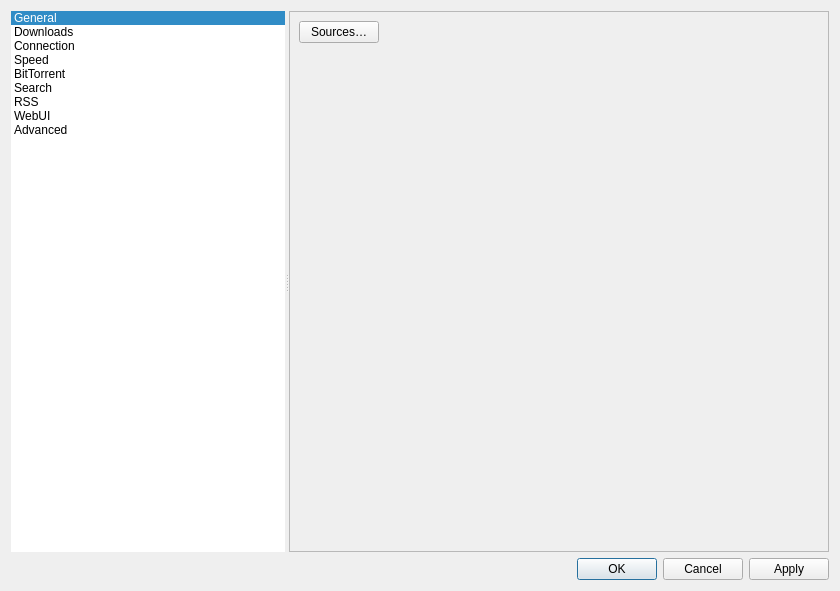
Above: src/gui/optionsdialog.ui from qbutt-org/qbutt before the change. Below: the same form after it.
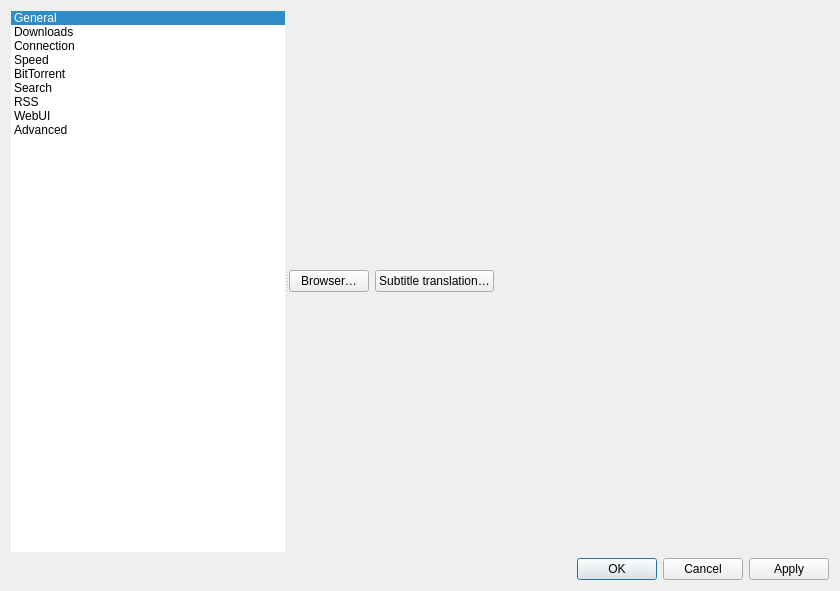
That is the form after the change. The open tabs and pages were chosen to show the change. Icons and pictures are not drawn. Custom widgets are drawn as their Qt base class.

Commit message: Share native source controls between search and options

What changed in the file:
```diff
--- a/src/gui/optionsdialog.ui
+++ b/src/gui/optionsdialog.ui
@@ -3205,43 +3205,35 @@
          <number>0</number>
         </property>
         <item>
-         <widget class="QScrollArea" name="searchPageScrollArea">
-          <property name="widgetResizable">
-           <bool>true</bool>
-          </property>
-          <widget class="QWidget" name="searchPageScrollAreaWidgetContents">
-           <property name="geometry">
-            <rect>
-             <x>0</x>
-             <y>0</y>
-             <width>521</width>
-             <height>541</height>
-            </rect>
-           </property>
-           <layout class="QVBoxLayout" name="searchPageScrollAreaWidgetContentsLayout">
-            <item alignment="Qt::AlignmentFlag::AlignLeft">
-             <widget class="QPushButton" name="sourcesSettingsButton">
+         <layout class="QHBoxLayout" name="contentSettingsActions">
+          <item>
+           <widget class="QPushButton" name="browserSettingsButton">
+            <property name="text">
+             <string>Browser…</string>
+            </property>
+           </widget>
+          </item>
+          <item>
+           <widget class="QPushButton" name="translationSettingsButton">
               <property name="text">
-               <string>Sources…</string>
+             <string>Subtitle translation…</string>
               </property>
              </widget>
             </item>
             <item>
-             <spacer name="searchPageScrollAreaSpacer">
+           <spacer name="contentSettingsActionsSpacer">
               <property name="orientation">
-               <enum>Qt::Orientation::Vertical</enum>
+             <enum>Qt::Orientation::Horizontal</enum>
               </property>
               <property name="sizeHint" stdset="0">
                <size>
-                <width>20</width>
-                <height>422</height>
+              <width>0</width>
+              <height>0</height>
                </size>
               </property>
              </spacer>
             </item>
            </layout>
-          </widget>
-         </widget>
         </item>
        </layout>
       </widget>
```
Lines whose indentation alone changed are shown as unchanged. The commit also changes 24 other files.
